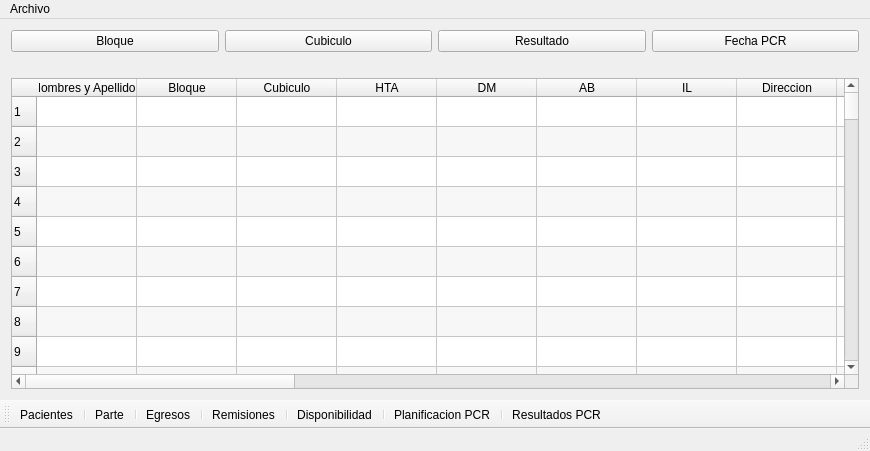
First picture: the form in ventana_principal.ui, repository carlosRdguez/zona-roja-uo, before the edit.
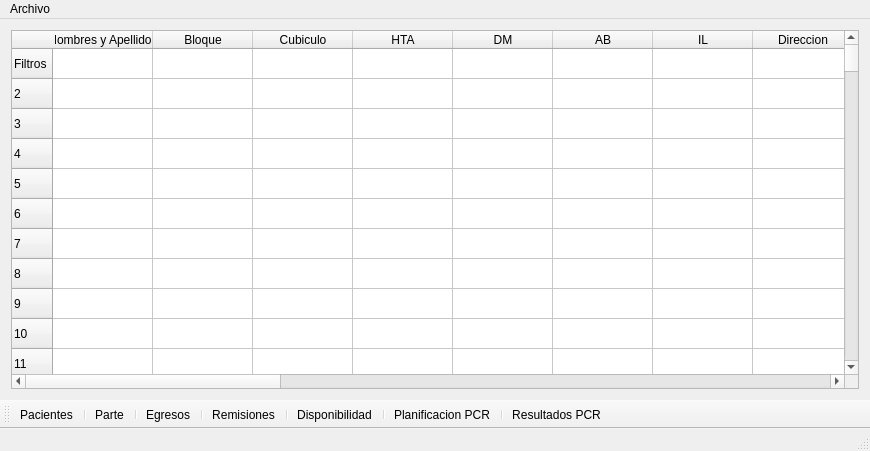
Second picture: the form after the edit.

Commit message: Ventana de pacientes

The edit to the form file:
```diff
--- a/ventana_principal.ui
+++ b/ventana_principal.ui
@@ -16,92 +16,39 @@
   <widget class="QWidget" name="centralWidget">
    <layout class="QVBoxLayout" name="verticalLayout">
     <item>
-     <layout class="QHBoxLayout" name="barraHerramientas1">
-      <item>
-       <layout class="QVBoxLayout" name="segmentacionBloque">
-        <item>
-         <widget class="QPushButton" name="bloqueButton">
-          <property name="text">
-           <string>Bloque</string>
-          </property>
-         </widget>
-        </item>
-        <item>
-         <widget class="QLabel" name="bloqueLabel">
-          <property name="text">
-           <string/>
-          </property>
-         </widget>
-        </item>
-       </layout>
-      </item>
-      <item>
-       <layout class="QVBoxLayout" name="segmentacionCubiculo">
-        <item>
-         <widget class="QPushButton" name="cubiculoButton">
-          <property name="text">
-           <string>Cubiculo</string>
-          </property>
-         </widget>
-        </item>
-        <item>
-         <widget class="QLabel" name="cubiculoLabel">
-          <property name="text">
-           <string/>
-          </property>
-         </widget>
-        </item>
-       </layout>
-      </item>
-      <item>
-       <layout class="QVBoxLayout" name="segmentacionResultado">
-        <item>
-         <widget class="QPushButton" name="resultadoButton">
-          <property name="text">
-           <string>Resultado</string>
-          </property>
-         </widget>
-        </item>
-        <item>
-         <widget class="QLabel" name="resultadoLabel">
-          <property name="text">
-           <string/>
-          </property>
-         </widget>
-        </item>
-       </layout>
-      </item>
-      <item>
-       <layout class="QVBoxLayout" name="segmentacionFechaPCR">
-        <item>
-         <widget class="QPushButton" name="fechaPCRButton">
-          <property name="text">
-           <string>Fecha PCR</string>
-          </property>
-         </widget>
-        </item>
-        <item>
-         <widget class="QLabel" name="fechaPCRLabel">
-          <property name="text">
-           <string/>
-          </property>
-         </widget>
-        </item>
-       </layout>
-      </item>
-     </layout>
+     <layout class="QHBoxLayout" name="barraHerramientas1"/>
     </item>
     <item>
      <widget class="QTableWidget" name="tabla">
-      <property name="alternatingRowColors">
-       <bool>true</bool>
+      <property name="cursor" stdset="0">
+       <cursorShape>CrossCursor</cursorShape>
       </property>
-      <property name="selectionMode">
-       <enum>QAbstractItemView::ContiguousSelection</enum>
+      <property name="autoFillBackground">
+       <bool>false</bool>
+      </property>
+      <property name="styleSheet">
+       <string notr="true">background-color:&quot;lightgray&quot;;</string>
+      </property>
+      <property name="horizontalScrollMode">
+       <enum>QAbstractItemView::ScrollPerPixel</enum>
       </property>
       <property name="rowCount">
-       <number>500</number>
+       <number>501</number>
       </property>
+      <property name="columnCount">
+       <number>25</number>
+      </property>
+      <attribute name="horizontalHeaderHighlightSections">
+       <bool>true</bool>
+      </attribute>
+      <attribute name="verticalHeaderVisible">
+       <bool>true</bool>
+      </attribute>
+      <row>
+       <property name="text">
+        <string>Filtros</string>
+       </property>
+      </row>
       <row/>
       <row/>
       <row/>
@@ -674,17 +621,17 @@
       </column>
       <column>
        <property name="text">
-        <string>Area de Salud</string>
+        <string>Area de salud</string>
        </property>
       </column>
       <column>
        <property name="text">
-        <string>Contacto de:</string>
+        <string>Contacto de</string>
        </property>
       </column>
       <column>
        <property name="text">
-        <string>Fecha de Ingreso</string>
+        <string>Fecha de ingreso</string>
        </property>
       </column>
       <column>
@@ -722,6 +669,11 @@
         <string>Resultado 3ER PCR</string>
        </property>
       </column>
+      <column>
+       <property name="text">
+        <string>rowid</string>
+       </property>
+      </column>
      </widget>
     </item>
     <item>
```
The commit also changes 6 other files.
